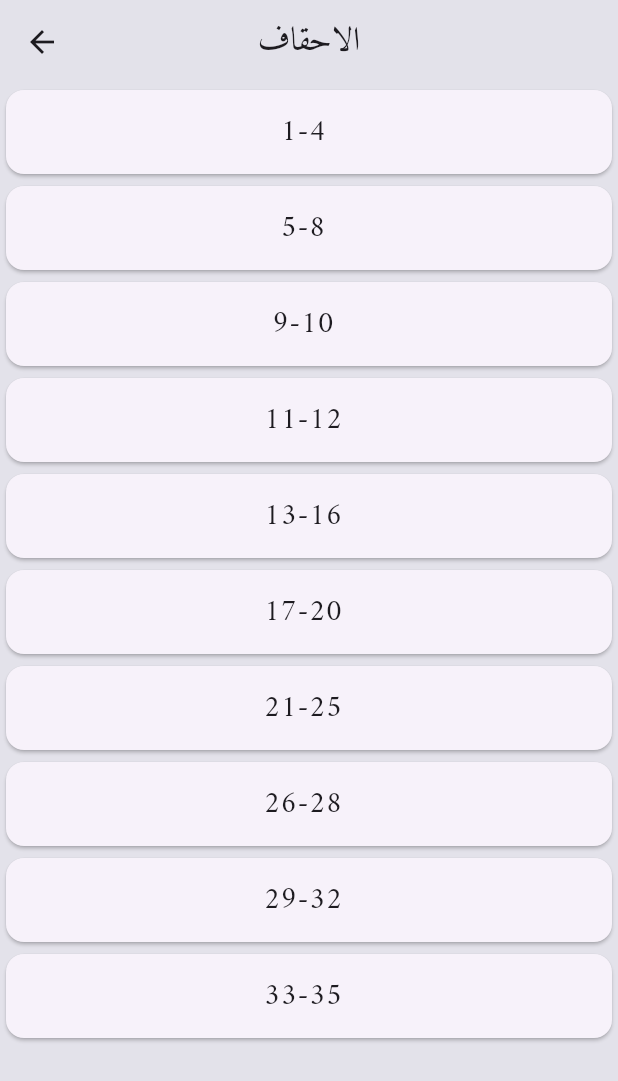
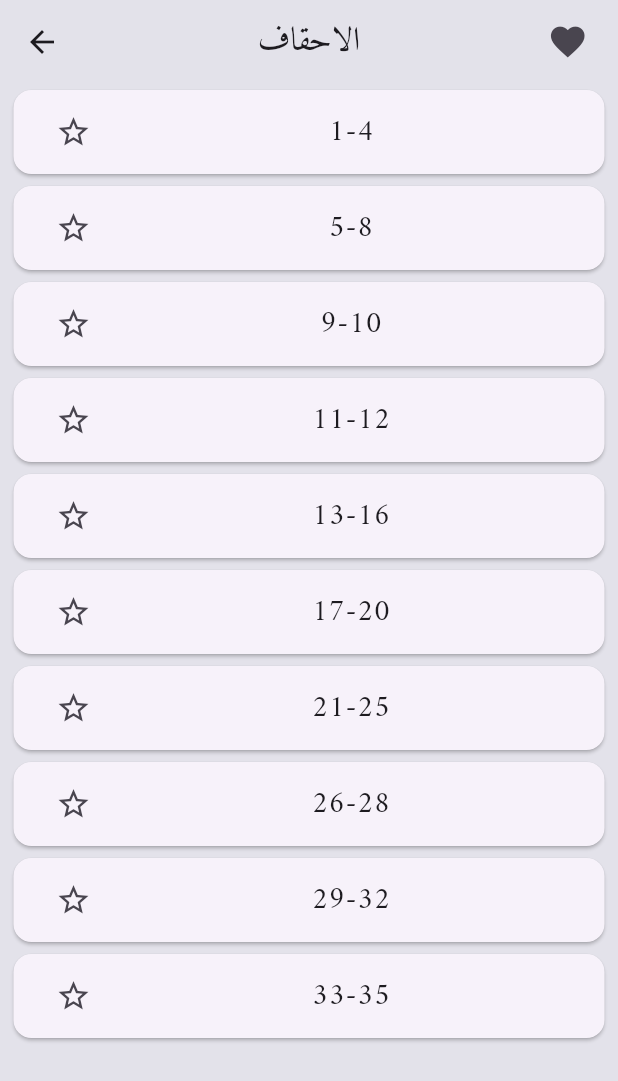
Before and after one commit to taha-majdlawi/werd_yawme_last_5_sections, a Flutter app: the screen it shows after launch, after a tap on "46", on a phone screen of 412 x 824 dp. Shown: the top 1081 px of the screen. Run offline on Flutter 3.47's test engine with Material 3 defaults, Android fonts, the phone set to English and light mode, and no system bars; our stand-ins replace shared_preferences.

Commit message:
add star to customWerdListTile

```diff
--- a/lib/screens/home_page.dart
+++ b/lib/screens/home_page.dart
@@ -2,6 +2,7 @@ import 'package:flutter/material.dart';
 import 'package:lastfivesectionsofquran/constants.dart';
 import 'package:lastfivesectionsofquran/screens/change_font_size_screen.dart';
 import 'package:lastfivesectionsofquran/widgets/custom_drawer.dart';
+import 'package:lastfivesectionsofquran/widgets/custom_fav_button.dart';
 import 'package:lastfivesectionsofquran/widgets/custom_surah_list_tile.dart';
 import 'package:lastfivesectionsofquran/widgets/custom_text_home_page.dart';
 import 'package:url_launcher/url_launcher.dart';
@@ -22,9 +23,7 @@ class HomePage extends StatelessWidget {
       backgroundColor:
           isDarkMode ? Colors.black : Color.fromARGB(255, 227, 226, 234),
       appBar: AppBar(
-        actions: [
-          CustomFavButton(),
-        ],
+        actions: [CustomFavButton()],
         backgroundColor:
             isDarkMode ? Colors.black : Color.fromARGB(255, 227, 226, 234),
 
--- a/lib/screens/show_all_werds_for_surah.dart
+++ b/lib/screens/show_all_werds_for_surah.dart
@@ -1,6 +1,7 @@
 import 'package:flutter/material.dart';
 import 'package:lastfivesectionsofquran/constants.dart';
 import 'package:lastfivesectionsofquran/models/surah_model.dart';
+import 'package:lastfivesectionsofquran/widgets/custom_fav_button.dart';
 import 'package:lastfivesectionsofquran/widgets/custom_werd_list_tile.dart';
 
 class ShowAllWerdsForSurah extends StatelessWidget {
@@ -13,6 +14,7 @@ class ShowAllWerdsForSurah extends StatelessWidget {
     return Scaffold(
       backgroundColor: Color.fromARGB(255, 227, 226, 234),
       appBar: AppBar(
+        actions: [CustomFavButton()],
         backgroundColor: Color.fromARGB(255, 227, 226, 234),
         title: Text(surah.surahName, style: TextStyle(fontFamily: 'Amiri')),
         centerTitle: true,
--- a/lib/widgets/custom_surah_list_tile.dart
+++ b/lib/widgets/custom_surah_list_tile.dart
@@ -25,7 +25,7 @@ class CustomSurahListTile extends StatelessWidget {
           leading: Text(
             textAlign: TextAlign.right,
             surah.surahNumber.toString(),
-            style: TextStyle(fontSize: 20),
+            style: TextStyle(fontSize: 20,fontFamily: 'Amiri'),
           ),
           title: Text(
             textAlign: TextAlign.right,
--- a/lib/widgets/custom_werd_list_tile.dart
+++ b/lib/widgets/custom_werd_list_tile.dart
@@ -19,13 +19,22 @@ class CustomWerdListTile extends StatelessWidget {
           context,
           MaterialPageRoute(
             builder: (context) {
-              return ShowWerdScreen(werd: surah.werd[index],surahName: surah.surahName,);
+              return ShowWerdScreen(
+                werd: surah.werd[index],
+                surahName: surah.surahName,
+              );
             },
           ),
         );
       },
+      child: Padding(
+        padding: const EdgeInsets.symmetric(horizontal: 5.0),
         child: Card(
           child: ListTile(
+            leading: IconButton(
+              icon: Icon(Icons.star_border_outlined),
+              onPressed: () {},
+            ),
             title: Center(
               child: Text(
                 surah.werd[index].werdFromTo,
@@ -34,6 +43,7 @@ class CustomWerdListTile extends StatelessWidget {
             ),
           ),
         ),
+      ),
     );
   }
 }
```
Lines whose indentation alone changed are shown as unchanged.
